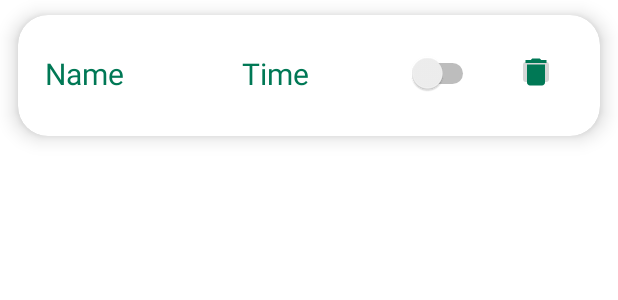
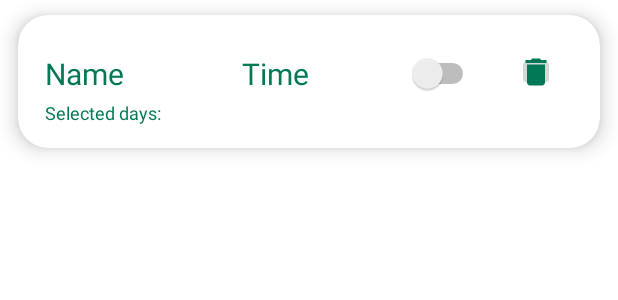
Before and after one commit to elena16249/FLover1, an Android app: the layout notification_item.xml on its own in the app's theme, with its tools: preview values and no code run, on a phone screen of 412 x 824 dp. Shown: the top 300 px of the screen. Run offline under Robolectric (Android 15) with nearby library versions, the phone set to English and light mode, and no system bars.

Commit message:
some changes22

```diff
--- a/app/src/main/java/com/example/flover1/SavedAdapter.java
+++ b/app/src/main/java/com/example/flover1/SavedAdapter.java
@@ -60,14 +60,14 @@ public class SavedAdapter extends RecyclerView.Adapter<SavedAdapter.MyViewHolder
                 AlertDialog.Builder builder = new AlertDialog.Builder(context);
                 builder.setTitle("Flower removal");
                 builder.setMessage("Are you sure you want to delete this flower?");
-                builder.setPositiveButton("Да", new DialogInterface.OnClickListener() {
+                builder.setPositiveButton("Yes", new DialogInterface.OnClickListener() {
                     @Override
                     public void onClick(DialogInterface dialog, int which) {
                         // Удаление цветка
                         removeFlower(position);
                     }
                 });
-                builder.setNegativeButton("Нет", new DialogInterface.OnClickListener() {
+                builder.setNegativeButton("No", new DialogInterface.OnClickListener() {
                     @Override
                     public void onClick(DialogInterface dialog, int which) {
                         // Отмена удаления
--- a/app/src/main/res/layout/notification_item.xml
+++ b/app/src/main/res/layout/notification_item.xml
@@ -14,7 +14,8 @@
 
     <RelativeLayout
         android:layout_width="match_parent"
-        android:layout_height="wrap_content">
+        android:layout_height="wrap_content"
+        android:paddingBottom="8dp">
 
         <TextView
             android:id="@+id/noteFlower"
@@ -25,9 +26,19 @@
             android:layout_marginTop="25dp"
             android:text="Name"
             android:textColor="@color/green_700"
+            android:textSize="20dp" />
 
-
-            android:textSize="20dp" />
+        <TextView
+            android:id="@+id/notification_days"
+            android:layout_width="wrap_content"
+            android:layout_height="wrap_content"
+            android:layout_alignStart="@id/noteFlower"
+            android:layout_below="@id/noteFlower"
+            android:layout_marginTop="4dp"
+            android:textSize="12sp"
+            android:textColor="@color/green_700"
+            android:text="Selected days: "
+            />
 
         <TextView
             android:id="@+id/timeTextView"
```
Also changed, not shown: app/src/main/java/com/example/flover1/NotificationAdapter.java (+17 -3 lines).
